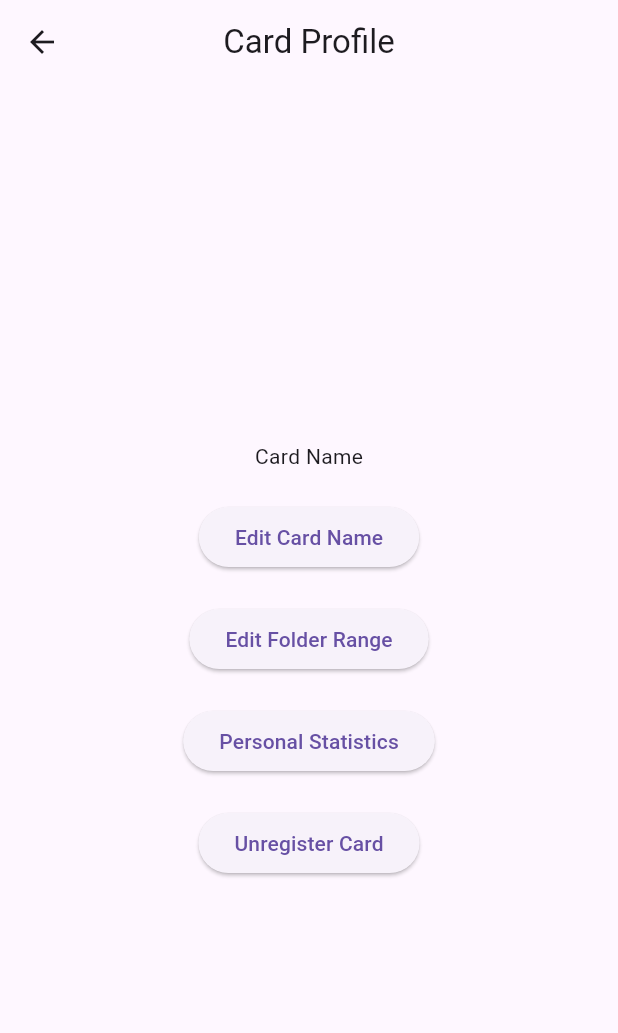
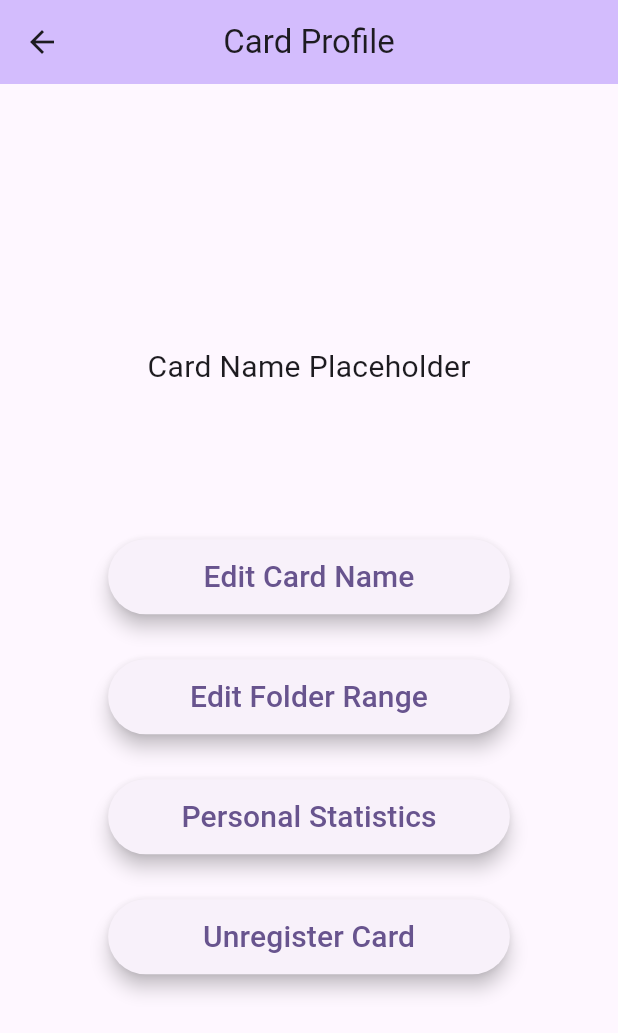
Before and after one commit to jouwana/MusicBoard, a Flutter app: the CardProfilePage screen opened by its route, on a phone screen of 412 x 824 dp. Shown: the top 1033 px of the screen. Run offline on Flutter 3.47's test engine with Material 3 defaults, Android fonts, the phone set to English and light mode, and no system bars; our stand-ins replace flutter_bluetooth_serial.

Commit message:
fixed app design

```diff
--- a/app/control_app/lib/card_pages/card_profile.dart
+++ b/app/control_app/lib/card_pages/card_profile.dart
@@ -1,9 +1,17 @@
 
+import 'package:control_app/custom_button.dart';
 import 'package:flutter/material.dart';
 import 'card_mapping.dart';
 
-class CardProfilePage extends StatelessWidget {
-  const CardProfilePage({super.key});
+class CardProfilePage extends StatefulWidget {
+  const CardProfilePage({Key? key}) : super(key: key);
+
+  @override
+  _CardProfilePageState createState() => _CardProfilePageState();
+}
+
+class _CardProfilePageState extends State<CardProfilePage> {
+  String cardName = 'Card Name Placeholder';
 
   @override
   Widget build(BuildContext context) {
@@ -17,44 +25,56 @@ class CardProfilePage extends StatelessWidget {
       child: Scaffold(
         appBar: AppBar(
           title: const Text('Card Profile'),
+          backgroundColor: Theme.of(context).colorScheme.inversePrimary,
           centerTitle: true,
         ),
         body: Center(
           child: Column(
             mainAxisAlignment: MainAxisAlignment.center,
             children: [
-              const Text('Card Name'), // Display card name here
-              const SizedBox(height: 20),
-              ElevatedButton(
+            Text(
+            cardName,
+            style: const TextStyle(fontSize: 20),
+            ),
+              const SizedBox(height: 100),
+              CustomButton(
+                key: const Key('Edit Card Name'),
                 onPressed: () {
                   // Logic to edit card name
                   // Show a text box and update button
                 },
-                child: const Text('Edit Card Name'),
+                text:'Edit Card Name',
+                width: 0.65,
               ),
-              const SizedBox(height: 20),
-              ElevatedButton(
+              const SizedBox(height: 30),
+              CustomButton(
+                key: const Key('Edit Folder Range'),
                 onPressed: () {
                   Navigator.push(
                       context,
                       MaterialPageRoute(builder: (context) => const CardMappingPage(callerID: 'cardProfile'))
                   );
                 },
-                child: const Text('Edit Folder Range'),
+                text:'Edit Folder Range',
+                width: 0.65,
               ),
-              const SizedBox(height: 20),
-              ElevatedButton(
+              const SizedBox(height: 30),
+              CustomButton(
+                key: const Key('Personal Statistics'),
                 onPressed: () {
                   Navigator.pushNamed(context, '/cardStatistics');
                 },
-                child: const Text('Personal Statistics'),
+                text: 'Personal Statistics',
+                width: 0.65,
               ),
-              const SizedBox(height: 20),
-              ElevatedButton(
+              const SizedBox(height: 30),
+              CustomButton(
+                key: const Key('Unregister Card'),
                 onPressed: () {
                   // Logic to unregister card
                 },
-                child: const Text('Unregister Card'),
+                text:'Unregister Card',
+                width: 0.65,
               ),
             ],
           ),
--- a/app/control_app/lib/card_pages/card_stats.dart
+++ b/app/control_app/lib/card_pages/card_stats.dart
@@ -9,6 +9,7 @@ class CardStatisticsPage extends StatelessWidget {
       appBar: AppBar(
         title: const Text('Card Statistics'),
         centerTitle: true,
+        backgroundColor: Theme.of(context).colorScheme.inversePrimary,
       ),
       body: const Center(
         child: Text(
--- a/app/control_app/lib/custom_button.dart
+++ b/app/control_app/lib/custom_button.dart
@@ -3,11 +3,12 @@ import 'package:flutter/material.dart';
 
 class CustomButton extends StatelessWidget {
   final String text;
-  final VoidCallback onPressed;
+  final VoidCallback? onPressed;
   final Color color;
   final Color textColor;
   final double width;
   final double height;
+  final double fontSize;
 
   const CustomButton({
     //get a random value to put inside the key value
@@ -18,6 +19,7 @@ class CustomButton extends StatelessWidget {
     this.textColor = Colors.white,
     this.width = 0.0,
     this.height = 50.0,
+    this.fontSize = 20,
   }) : super(key: key);
 
   @override
@@ -27,6 +29,9 @@ class CustomButton extends StatelessWidget {
     if (buttonWidth == 0.0) {
       buttonWidth = screenWidth * 0.75;
     }
+    else {
+      buttonWidth = screenWidth * width;
+    }
 
     return SizedBox(
       width: buttonWidth,
@@ -34,9 +39,10 @@ class CustomButton extends StatelessWidget {
       child: ElevatedButton(
         onPressed: onPressed,
         style: ElevatedButton.styleFrom(
-          foregroundColor: textColor, backgroundColor: color,
+            elevation: 5,
         ),
-        child: Text(text),
+        child: Text(text,
+          style: TextStyle(fontSize: fontSize)),
       ),
     );
   }
--- a/app/control_app/lib/global_stats.dart
+++ b/app/control_app/lib/global_stats.dart
@@ -9,6 +9,7 @@ class GlobalStatisticsPage extends StatelessWidget {
       appBar: AppBar(
         title: const Text('Global Statistics'),
         centerTitle: true,
+        backgroundColor: Theme.of(context).colorScheme.inversePrimary,
       ),
       body: const Center(
         child: Text(
```
Also changed, not shown: app/control_app/lib/add_folder.dart (deleted, +0 -52 lines), app/control_app/lib/card_pages/add_card.dart (+10 -5 lines), app/control_app/lib/card_pages/card_mapping.dart (+22 -4 lines), app/control_app/lib/card_pages/card_setup.dart (+8 -5 lines), app/control_app/lib/folder_edit.dart (deleted, +0 -51 lines), app/control_app/lib/main.dart (+4 -4 lines), app/control_app/lib/menu.dart (+5 -16 lines), 2 other files.
